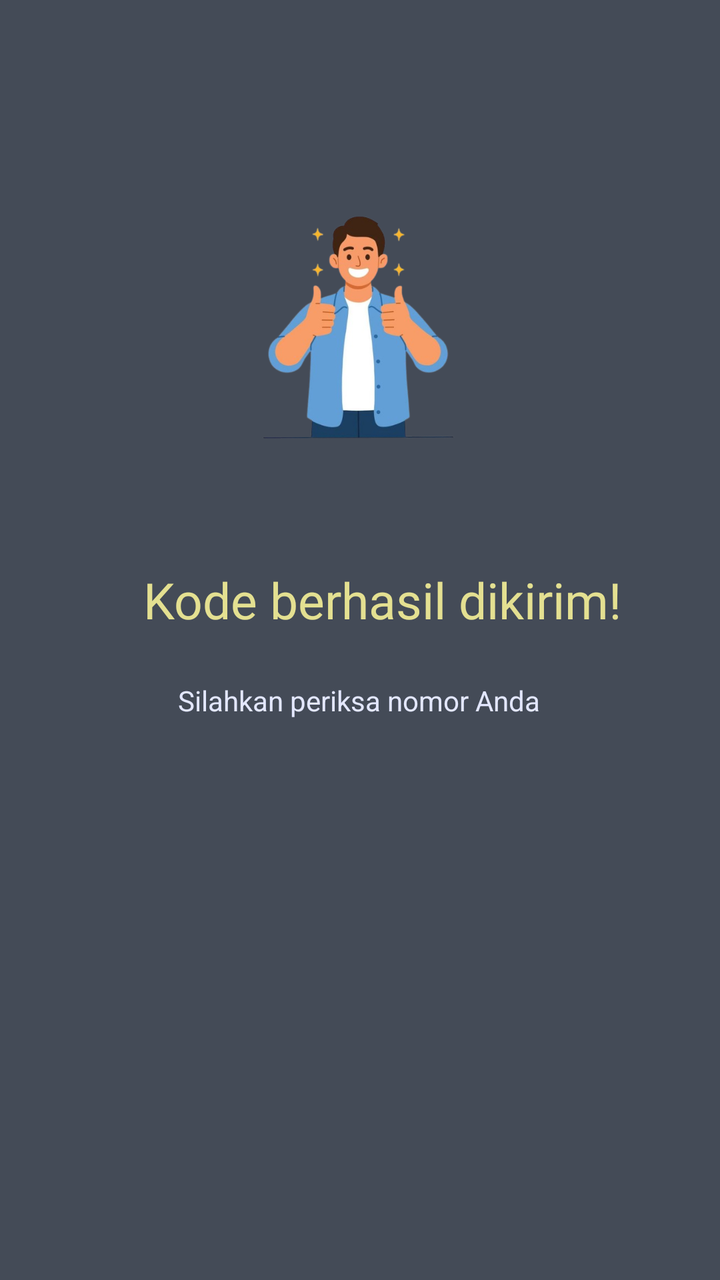
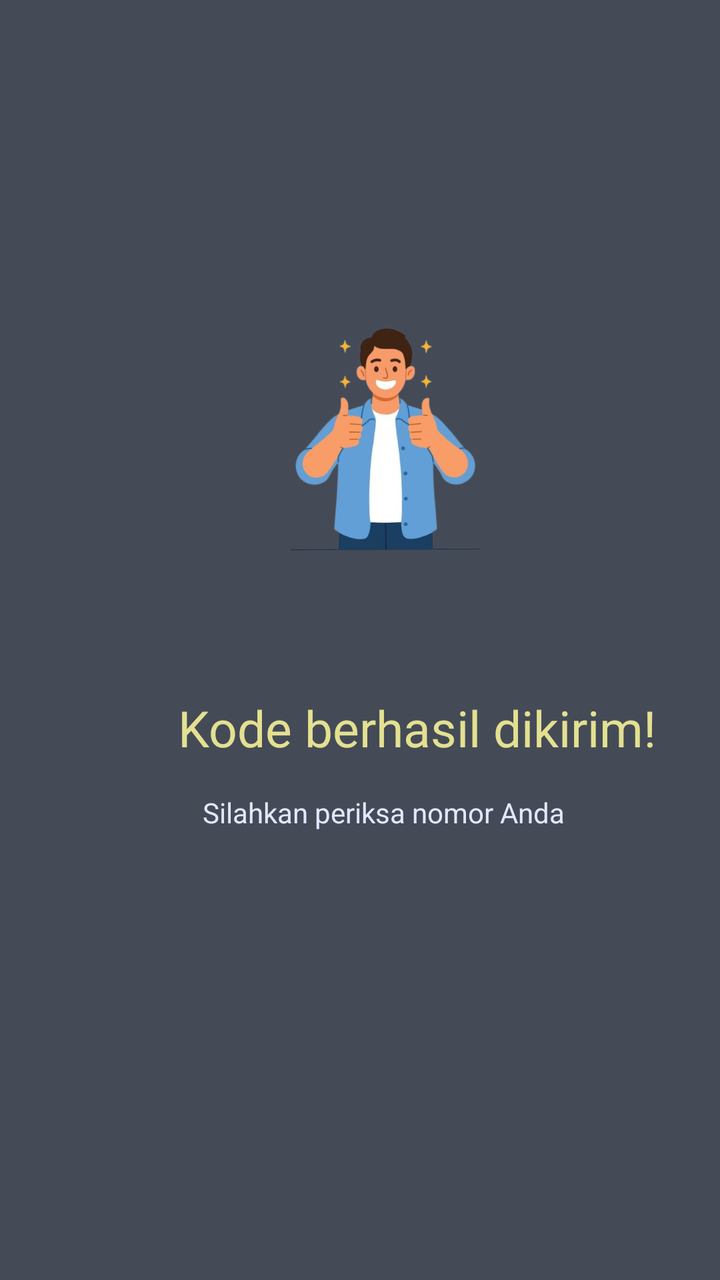

An Android layout rendered at two revisions. The XML below is the earlier revision; the diff shows what the commit changed to produce the second picture.
<!-- AndroidManifest.xml: application theme Theme.Venusadilah -->
<!-- res/layout/activity_third_result.xml -->
<?xml version="1.0" encoding="utf-8"?>
<androidx.constraintlayout.widget.ConstraintLayout xmlns:android="http://schemas.android.com/apk/res/android"
    xmlns:app="http://schemas.android.com/apk/res-auto"
    xmlns:tools="http://schemas.android.com/tools"
    android:layout_width="match_parent"
    android:layout_height="match_parent"
    android:background="@color/black"
    android:backgroundTint="@color/abu_gelap2">


    <TextView
        android:id="@+id/textView2"
        android:layout_width="wrap_content"
        android:layout_height="wrap_content"
        android:layout_marginTop="4dp"
        android:fontFamily="@font/montserrat_black"
        android:text="@string/pesanHasil"
        android:textAlignment="center"
        android:textColor="@color/kuning"
        android:textSize="25dp"
        app:layout_constraintEnd_toEndOf="parent"
        app:layout_constraintHorizontal_bias="0.59"
        app:layout_constraintStart_toStartOf="parent"
        app:layout_constraintTop_toBottomOf="@+id/imageView2" />

    <TextView
        android:id="@+id/textView3"
        android:layout_width="wrap_content"
        android:layout_height="wrap_content"
        android:layout_marginTop="24dp"
        android:text="@string/pesanPeriksa"
        android:textAlignment="center"
        android:textColor="@color/baby_blue"
        app:layout_constraintEnd_toEndOf="parent"
        app:layout_constraintHorizontal_bias="0.497"
        app:layout_constraintStart_toStartOf="parent"
        app:layout_constraintTop_toBottomOf="@+id/textView2" />

    <ImageView
        android:id="@+id/imageView2"
        android:layout_width="135dp"
        android:layout_height="231dp"
        android:layout_marginTop="48dp"
        app:layout_constraintEnd_toEndOf="parent"
        app:layout_constraintHorizontal_bias="0.497"
        app:layout_constraintStart_toStartOf="parent"
        app:layout_constraintTop_toTopOf="parent"
        app:srcCompat="@drawable/success" />
</androidx.constraintlayout.widget.ConstraintLayout>
<!-- resources referenced by this layout -->
<resources>
  <color name="abu_gelap2">#444B57</color>
  <color name="baby_blue">#E3E7FF</color>
  <color name="black">#FF000000</color>
  <color name="kuning">#E4E091</color>
  <!-- drawable success: png bitmap (drawable, 126526 bytes) -->
  <string name="pesanHasil">Kode berhasil dikirim!</string>
  <string name="pesanPeriksa">Silahkan periksa nomor Anda</string>
  <style name="Theme.Venusadilah" parent="Base.Theme.Venusadilah" />
  <style name="Base.Theme.Venusadilah" parent="Theme.Material3.DayNight.NoActionBar">
          
          
      </style>
</resources>

<!-- the commit's change to res/layout/activity_third_result.xml (unified diff, before → after) -->
@@ -8,18 +8,29 @@
     android:backgroundTint="@color/abu_gelap2">
 
 
+    <ImageView
+        android:id="@+id/imageView2"
+        android:layout_width="135dp"
+        android:layout_height="231dp"
+        android:layout_marginTop="104dp"
+        app:layout_constraintEnd_toEndOf="parent"
+        app:layout_constraintHorizontal_bias="0.557"
+        app:layout_constraintStart_toStartOf="parent"
+        app:layout_constraintTop_toTopOf="parent"
+        app:srcCompat="@drawable/success" />
+
     <TextView
         android:id="@+id/textView2"
         android:layout_width="wrap_content"
         android:layout_height="wrap_content"
-        android:layout_marginTop="4dp"
+        android:layout_marginTop="12dp"
         android:fontFamily="@font/montserrat_black"
         android:text="@string/pesanHasil"
         android:textAlignment="center"
         android:textColor="@color/kuning"
         android:textSize="25dp"
         app:layout_constraintEnd_toEndOf="parent"
-        app:layout_constraintHorizontal_bias="0.59"
+        app:layout_constraintHorizontal_bias="0.736"
         app:layout_constraintStart_toStartOf="parent"
         app:layout_constraintTop_toBottomOf="@+id/imageView2" />
 
@@ -27,23 +38,12 @@
         android:id="@+id/textView3"
         android:layout_width="wrap_content"
         android:layout_height="wrap_content"
-        android:layout_marginTop="24dp"
+        android:layout_marginTop="16dp"
         android:text="@string/pesanPeriksa"
         android:textAlignment="center"
         android:textColor="@color/baby_blue"
         app:layout_constraintEnd_toEndOf="parent"
-        app:layout_constraintHorizontal_bias="0.497"
+        app:layout_constraintHorizontal_bias="0.567"
         app:layout_constraintStart_toStartOf="parent"
         app:layout_constraintTop_toBottomOf="@+id/textView2" />
-
-    <ImageView
-        android:id="@+id/imageView2"
-        android:layout_width="135dp"
-        android:layout_height="231dp"
-        android:layout_marginTop="48dp"
-        app:layout_constraintEnd_toEndOf="parent"
-        app:layout_constraintHorizontal_bias="0.497"
-        app:layout_constraintStart_toStartOf="parent"
-        app:layout_constraintTop_toTopOf="parent"
-        app:srcCompat="@drawable/success" />
 </androidx.constraintlayout.widget.ConstraintLayout>
